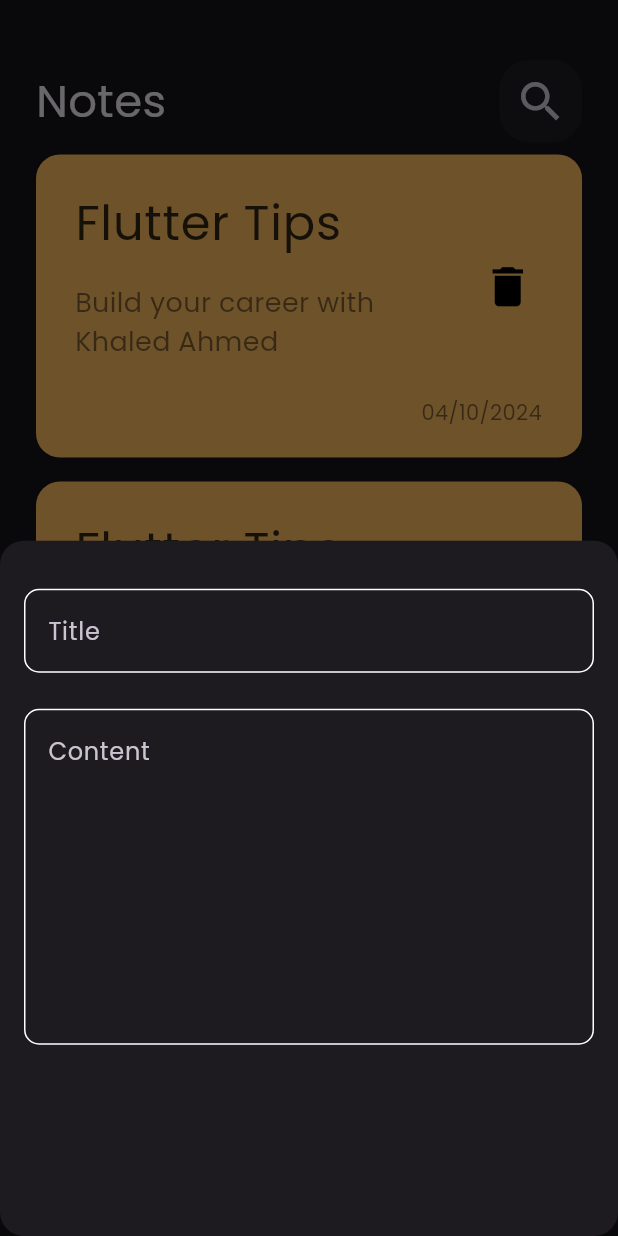
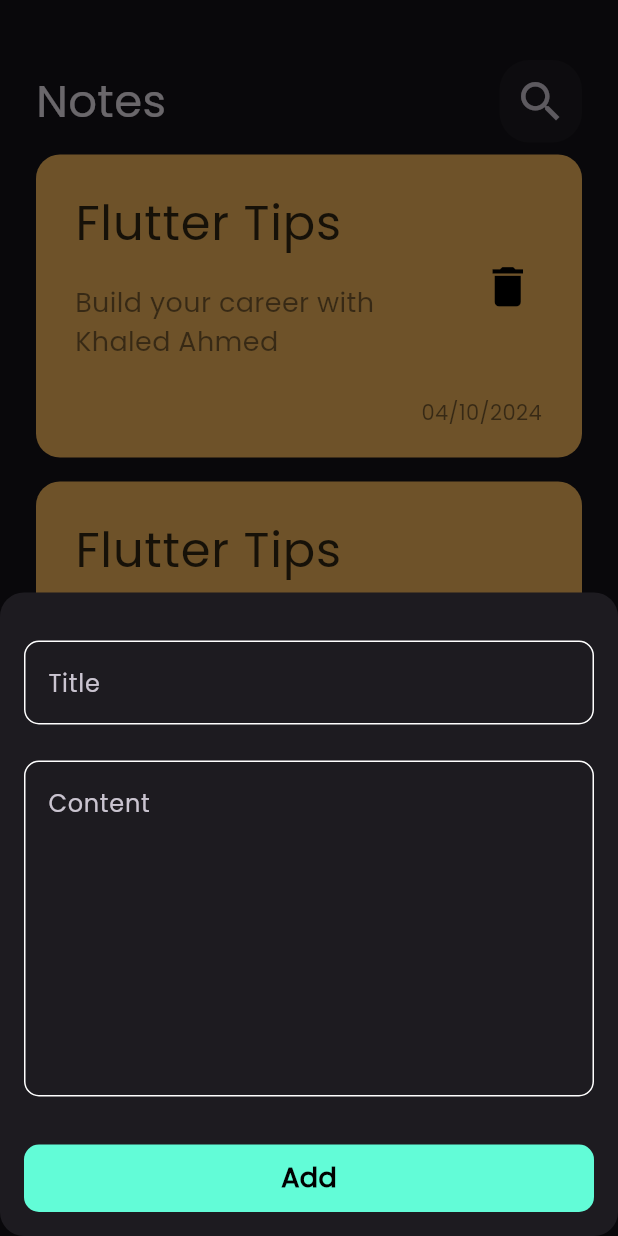
Before and after one commit to khaledahmed88850/Notes_App, a Flutter app: the screen it shows after launch, after a tap on the "add" icon, on a phone screen of 412 x 824 dp. Run offline on Flutter 3.47's test engine with Material 3 defaults, Android fonts, the phone set to English and light mode, and no system bars.

Commit message:
edit note view ui done

```diff
--- a/lib/widgets/add_note_button_sheet.dart
+++ b/lib/widgets/add_note_button_sheet.dart
@@ -1,6 +1,6 @@
-import 'dart:ffi';
 
 import 'package:flutter/material.dart';
+import 'package:notes_app/widgets/custom_button.dart';
 import 'package:notes_app/widgets/custom_text_field.dart';
 
 class AddNoteButtonSheet extends StatelessWidget {
@@ -10,6 +10,7 @@ class AddNoteButtonSheet extends StatelessWidget {
   Widget build(BuildContext context) {
     return const Padding(
       padding: EdgeInsets.symmetric(horizontal: 16),
+      child: SingleChildScrollView(
         child: Column(
           children: [
             SizedBox(
@@ -17,8 +18,12 @@ class AddNoteButtonSheet extends StatelessWidget {
             ),
             CustomTextField(hint: 'Title', ),
             SizedBox(height: 24,),
-          CustomTextField(hint: 'Content' , maxlines: 8,)
+            CustomTextField(hint: 'Content' , maxlines: 8,),
+            SizedBox(height: 32,),
+            CustomButton(),
+             SizedBox(height: 16,),
           ],
+        ),
       ),
     );
   }
--- a/lib/widgets/custom_appbar.dart
+++ b/lib/widgets/custom_appbar.dart
@@ -2,18 +2,20 @@ import 'package:flutter/material.dart';
 import 'package:notes_app/widgets/custom_search_icon.dart';
 
 class CustomAppBar extends StatelessWidget {
-  const CustomAppBar({super.key});
+  const CustomAppBar({super.key, required this.title, required this.icon});
+  final String title;
+  final IconData icon;
 
   @override
   Widget build(BuildContext context) {
-    return const Row(
+    return  Row(
       mainAxisAlignment: MainAxisAlignment.spaceBetween,
       children: [
         Text(
-          'Notes',
-          style: TextStyle(fontSize: 30),
+          title,
+          style: const TextStyle(fontSize: 30),
         ),
-        CustomSearchIcon(),
+        CustomSearchIcon( icon: icon,),
       ],
     );
   }
--- /dev/null
+++ b/lib/widgets/custom_button.dart
@@ -0,0 +1,25 @@
+import 'package:flutter/material.dart';
+import 'package:notes_app/constants.dart';
+
+class CustomButton extends StatelessWidget {
+  const CustomButton({super.key});
+
+  @override
+  Widget build(BuildContext context) {
+    return Container(
+      decoration: BoxDecoration(
+          color: kPrimaryColor, borderRadius: BorderRadius.circular(10)),
+      width: MediaQuery.of(context).size.width,
+      height: 45,
+      child: const Center(
+          child: Text(
+        'Add',
+        style: TextStyle(
+          color: Colors.black,
+          fontWeight: FontWeight.w800,
+          fontSize: 18,
+        ),
+      )),
+    );
+  }
+}
--- a/lib/widgets/custom_search_icon.dart
+++ b/lib/widgets/custom_search_icon.dart
@@ -2,8 +2,8 @@
 import 'package:flutter/material.dart';
 
 class CustomSearchIcon extends StatelessWidget {
-  const CustomSearchIcon({super.key});
-
+  const CustomSearchIcon({super.key, required this.icon});
+  final IconData icon;
   @override
   Widget build(BuildContext context) {
     return Container(
@@ -14,7 +14,7 @@ class CustomSearchIcon extends StatelessWidget {
       height: 55,
       width: 55,
       child: IconButton(onPressed: () {},
-      icon: const Icon(Icons.search_outlined , size: 35),),
+      icon:  Icon( icon , size: 35),),
     );
   }
 }
--- a/lib/widgets/note_item.dart
+++ b/lib/widgets/note_item.dart
@@ -1,11 +1,18 @@
 import 'package:flutter/material.dart';
+import 'package:notes_app/pages/edit_note_view.dart';
 
 class NoteItem extends StatelessWidget {
   const NoteItem({super.key});
 
   @override
   Widget build(BuildContext context) {
-    return Container(
+    return GestureDetector(
+      onTap: () {
+        Navigator.of(context).push(MaterialPageRoute(builder: (context) {
+          return EditNoteView();
+        }));
+      },
+      child: Container(
         margin: const EdgeInsets.symmetric(vertical: 8),
         padding: const EdgeInsets.only(top: 14, bottom: 20, left: 10),
         decoration: const BoxDecoration(
@@ -51,6 +58,7 @@ class NoteItem extends StatelessWidget {
             )
           ],
         ),
+      ),
     );
   }
 }
--- a/lib/widgets/notes_view.dart
+++ b/lib/widgets/notes_view.dart
@@ -1,6 +1,5 @@
 import 'package:flutter/material.dart';
 import 'package:notes_app/widgets/custom_appbar.dart';
-import 'package:notes_app/widgets/note_item.dart';
 import 'package:notes_app/widgets/notes_listview.dart';
 
 class NotesView extends StatelessWidget {
@@ -13,7 +12,7 @@ class NotesView extends StatelessWidget {
       child: Column(
         children: [
           SizedBox(height: 40,),
-          CustomAppBar(),
+          CustomAppBar(title: 'Notes' , icon: Icons.search,),
           Expanded(
             child: NotesListView(),
           )
```
Also changed, not shown: lib/pages/edit_note_view.dart (added, +13 -0 lines), lib/widgets/edit_noteview_body.dart (added, +24 -0 lines). Lines whose indentation alone changed are shown as unchanged.
